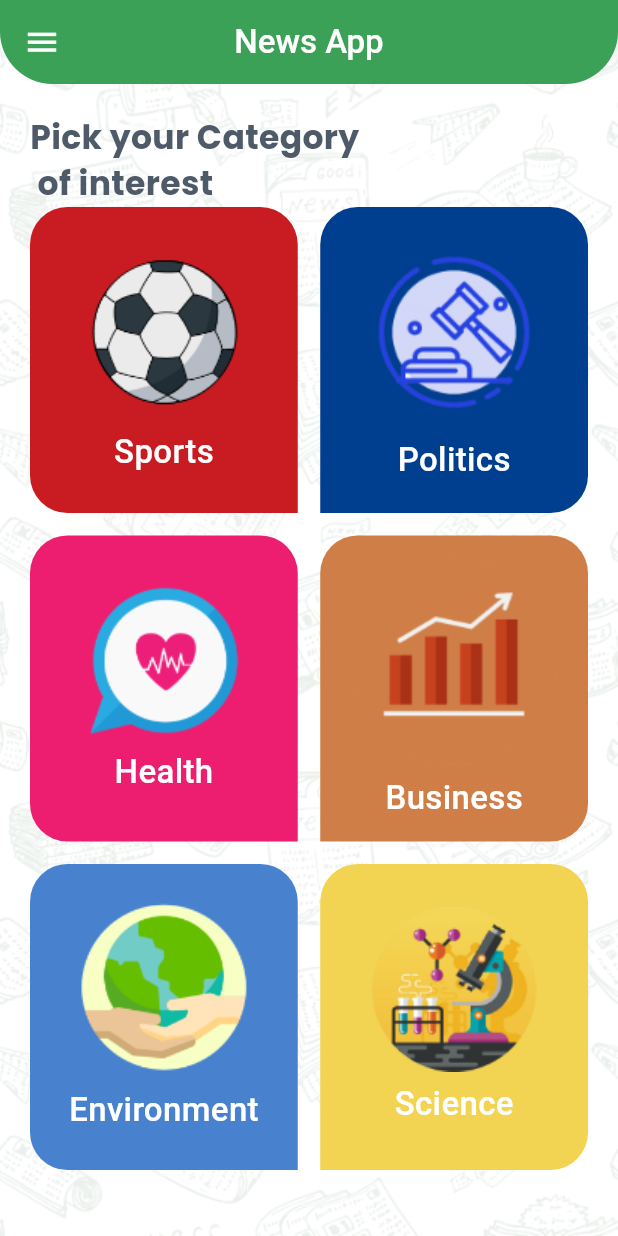
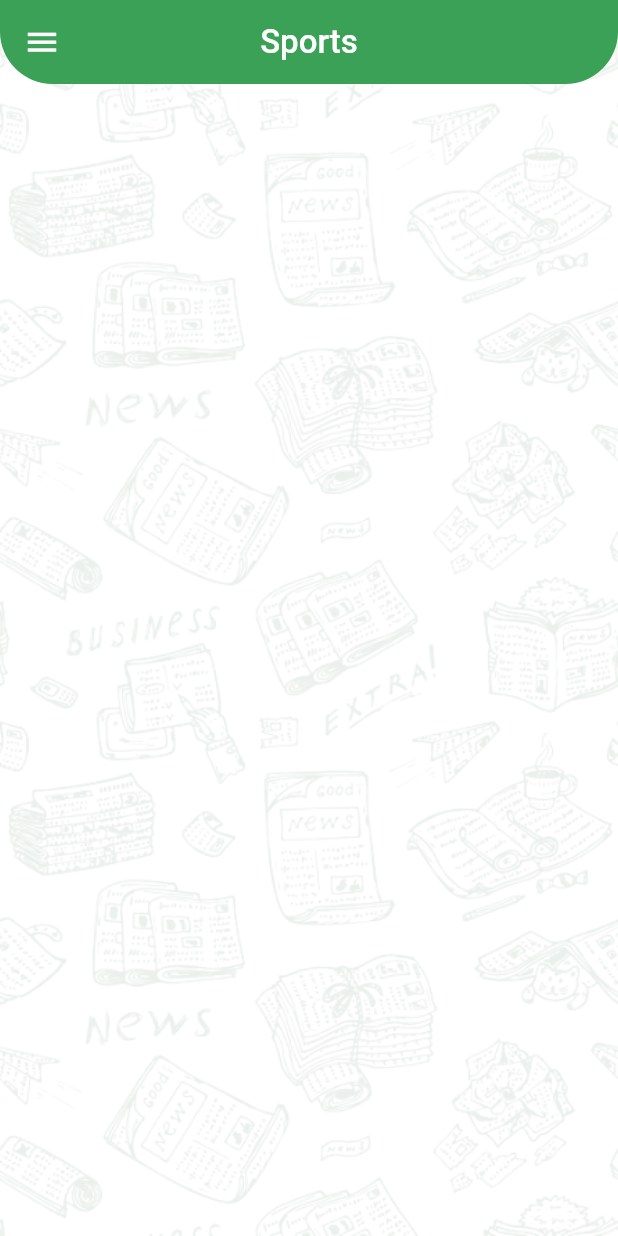
Before and after one commit to basmalahesham/News_App, a Flutter app: the screen it shows after launch, after a tap on "Sports", on a phone screen of 412 x 824 dp. Run offline on Flutter 3.47's test engine with Material 3 defaults, Android fonts, the phone set to English and light mode, and no system bars; our stand-ins replace google_fonts; Roboto replaces fonts that are missing (Exo).

Commit message:
create onClicked function & change the body of home_layout_view.dart depend on selectedCategory

```diff
--- a/lib/layout/home_layout_view.dart
+++ b/lib/layout/home_layout_view.dart
@@ -1,3 +1,5 @@
+import 'dart:developer';
+
 import 'package:flutter/material.dart';
 import 'package:google_fonts/google_fonts.dart';
 import 'package:news_app/layout/widgets/custom_drawer.dart';
@@ -72,7 +74,7 @@ class _HomeLayoutViewState extends State<HomeLayoutView> {
             size: 25,
           ),
           title: Text(
-            'News App',
+            selectedCategory == null ? 'News App' : selectedCategory!.title,
             style: GoogleFonts.exo(
               fontSize: 22,
               fontWeight: FontWeight.w500,
@@ -80,7 +82,8 @@ class _HomeLayoutViewState extends State<HomeLayoutView> {
           ),
         ),
         drawer: const CustomDrawer(),
-        body: Padding(
+        body: selectedCategory == null
+            ? Padding(
                 padding: const EdgeInsets.all(20.0),
                 child: Column(
                   crossAxisAlignment: CrossAxisAlignment.start,
@@ -96,7 +99,8 @@ class _HomeLayoutViewState extends State<HomeLayoutView> {
                     ),
                     Expanded(
                       child: GridView.builder(
-                  gridDelegate: const SliverGridDelegateWithFixedCrossAxisCount(
+                        gridDelegate:
+                            const SliverGridDelegateWithFixedCrossAxisCount(
                           crossAxisCount: 2,
                           mainAxisSpacing: 15,
                           crossAxisSpacing: 15,
@@ -105,15 +109,24 @@ class _HomeLayoutViewState extends State<HomeLayoutView> {
                         itemBuilder: (context, index) => GridViewItemBuilder(
                           categoryModel: categoriesList[index],
                           index: index,
-                    onClicked: () {},
+                          onClicked: onClicked,
                         ),
                         itemCount: categoriesList.length,
                       ),
                     ),
                   ],
                 ),
-        ),
+              )
+            : Container(),
       ),
     );
   }
+
+  CategoryModel? selectedCategory;
+
+  onClicked(CategoryModel categoryModel) {
+    log(categoryModel.title);
+    selectedCategory = categoryModel;
+    setState(() {});
   }
+}
```
Lines whose indentation alone changed are shown as unchanged.
